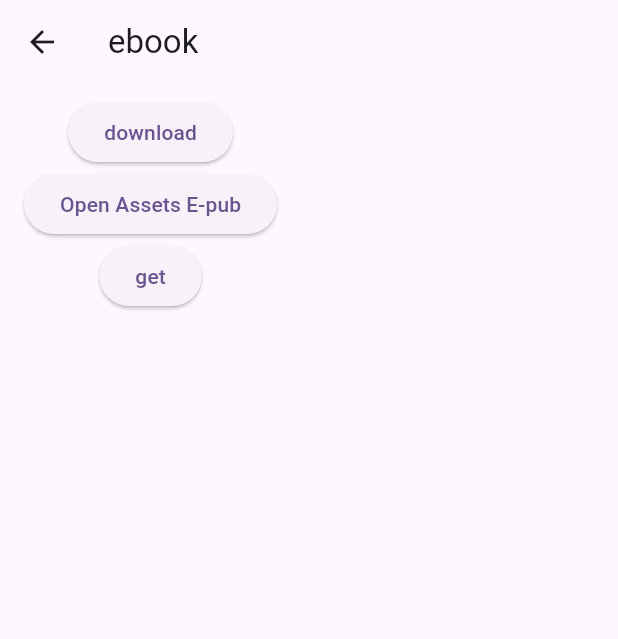
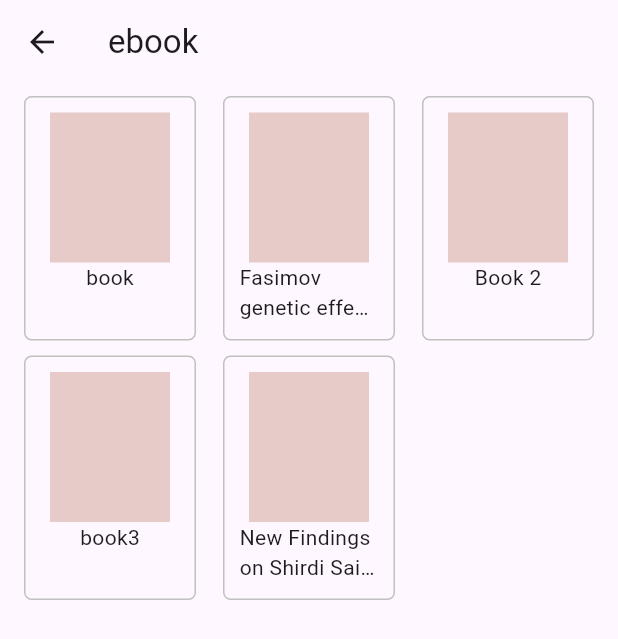
Before and after one commit to streamwayin/temple_app, a Flutter app: the EbookScreen screen opened by its route, on a phone screen of 412 x 824 dp. Shown: the top 639 px of the screen. Run offline on Flutter 3.47's test engine with Material 2 defaults, Android fonts, the phone set to English and light mode, and no system bars; our stand-ins replace bloc, cached_network_image, cloud_firestore, dio, equatable, firebase_auth and 12 more; missing offline and left inert: audio_session, epub_view, fl_country_code_picker, gif_view, rotation_check, wallpaper; accounts and stored records are empty; statements that could not run were skipped.

Commit message:
change font size && List ebooks && do not download if already downloaded && started doing loading

```diff
--- a/lib/constants.dart
+++ b/lib/constants.dart
@@ -1,6 +1,7 @@
 // ignore_for_file: non_constant_identifier_names
 
 String OFFLINE_DOWNLOADED_SONG_LIST_KEY = 'offline_downloaded_songs';
+String OFFLINE_DOWNLOADED_EPUB_BOOKS_LIST_KEY = 'offline_downloaded_ebooks';
 String DOWNLOADED_TRACK_JSON = 'downloaded_track_json';
 List<String> wallpaperImagesList = [
   'https://firebasestorage.googleapis.com/v0/b/temple-app-b30a8.appspot.com/o/hanuman-with-lord-ram-and-sita-hanuman-lord-ram-sita-bhakti-thumbnail.jpg?alt=media&token=9154a6f0-d6bc-4ece-9e89-37d4c6ee4982',
--- a/lib/features/ebook/ebook_list/bloc/ebook_event.dart
+++ b/lib/features/ebook/ebook_list/bloc/ebook_event.dart
@@ -9,4 +9,10 @@ class EbookEvent extends Equatable {
 
 class FetchEpubListEvent extends EbookEvent {}
 
-class DownloadBookEvent extends EbookEvent {}
+class DownloadBookEvent extends EbookEvent {
+  final int index;
+
+  const DownloadBookEvent({
+    required this.index,
+  });
+}
--- a/lib/features/ebook/ebook_list/bloc/ebook_state.dart
+++ b/lib/features/ebook/ebook_list/bloc/ebook_state.dart
@@ -4,23 +4,42 @@ class EbookState extends Equatable {
   final bool loading;
   final File? downloadedFilePath;
   final List<EbookModel> booksList;
-  const EbookState(
-      {this.loading = false,
-      this.downloadedFilePath,
-      this.booksList = const []});
+  final String? message;
+  final Map<String, String> downloadEbookMap;
+  final String? pathString;
+  const EbookState({
+    this.loading = false,
+    this.downloadedFilePath,
+    this.booksList = const [],
+    this.message,
+    this.downloadEbookMap = const {},
+    this.pathString,
+  });
 
   @override
-  List<Object?> get props => [loading, downloadedFilePath, booksList];
+  List<Object?> get props => [
+        loading,
+        downloadedFilePath,
+        booksList,
+        message,
+        downloadEbookMap,
+        pathString
+      ];
 
   EbookState copyWith({
     bool? loading,
     File? downloadedFilePath,
     List<EbookModel>? booksList,
+    String? message,
+    Map<String, String>? downloadEbookMap,
+    String? pathString,
   }) {
     return EbookState(
-      loading: loading ?? this.loading,
-      downloadedFilePath: downloadedFilePath ?? this.downloadedFilePath,
-      booksList: booksList ?? this.booksList,
-    );
+        loading: loading ?? this.loading,
+        downloadedFilePath: downloadedFilePath ?? this.downloadedFilePath,
+        booksList: booksList ?? this.booksList,
+        message: this.message,
+        downloadEbookMap: downloadEbookMap ?? this.downloadEbookMap,
+        pathString: pathString);
   }
 }
--- a/lib/features/ebook/ebook_list/screens/ebook_screen.dart
+++ b/lib/features/ebook/ebook_list/screens/ebook_screen.dart
@@ -1,10 +1,8 @@
-import 'package:epub_view/epub_view.dart';
 import 'package:flutter/material.dart';
 import 'package:flutter_bloc/flutter_bloc.dart';
 import 'package:temple_app/features/ebook/ebook_view/bloc/epub_viewer_bloc.dart';
 import 'package:temple_app/features/ebook/ebook_view/epub_viewer_screen.dart';
 
-import '../../../../repositories/epub_repository.dart';
 import '../bloc/ebook_bloc.dart';
 
 class EbookScreen extends StatelessWidget {
@@ -13,61 +11,87 @@ class EbookScreen extends StatelessWidget {
   @override
   Widget build(BuildContext context) {
     EbookBloc ebookBloc = context.read<EbookBloc>();
-    return BlocBuilder<EbookBloc, EbookState>(
+    return BlocConsumer<EbookBloc, EbookState>(
+      listener: (BuildContext context, EbookState state) {
+        if (state.pathString != null) {
+          context
+              .read<EpubViewerBloc>()
+              .add(EpubViewerInitialEvent(path: state.pathString!));
+          Navigator.pushNamed(context, EpubViwerScreen.routeName);
+        }
+      },
       builder: (context, state) {
         return Scaffold(
           appBar: AppBar(title: const Text('ebook')),
-          body: Padding(
-            padding:
-                const EdgeInsets.symmetric(horizontal: 16.0).copyWith(top: 8),
+          body: Stack(
+            children: [
+              Padding(
+                padding: const EdgeInsets.symmetric(horizontal: 16.0)
+                    .copyWith(top: 8),
                 child: Column(
                   children: [
-                ElevatedButton(
-                  onPressed: () {
-                    ebookBloc.add(DownloadBookEvent());
+                    Expanded(
+                      child: GridView.builder(
+                        itemCount: state.booksList.length,
+                        gridDelegate:
+                            const SliverGridDelegateWithFixedCrossAxisCount(
+                                crossAxisCount: 3,
+                                crossAxisSpacing: 18,
+                                mainAxisSpacing: 10,
+                                mainAxisExtent: 163),
+                        itemBuilder: (context, index) {
+                          var item = state.booksList[index];
+                          return Container(
+                            decoration: BoxDecoration(
+                              border: Border.all(
+                                width: 1,
+                                color: const Color.fromARGB(255, 192, 192, 192),
+                              ),
+                              borderRadius: BorderRadius.circular(5),
+                            ),
+                            padding: const EdgeInsets.all(10),
+                            child: Center(
+                              child: InkWell(
+                                onTap: () {
+                                  ebookBloc
+                                      .add(DownloadBookEvent(index: index));
                                 },
-                  child: const Text('download'),
+                                child: SizedBox(
+                                  height: 150,
+                                  child: Column(
+                                    mainAxisAlignment: MainAxisAlignment.start,
+                                    mainAxisSize: MainAxisSize.min,
+                                    children: [
+                                      Container(
+                                        height: 100,
+                                        width: 80,
+                                        decoration: const BoxDecoration(
+                                          border: Border(),
+                                          color: Color.fromARGB(
+                                              255, 231, 203, 201),
                                         ),
-                ElevatedButton(
-                  onPressed: () async {
-                    context
-                        .read<EpubViewerBloc>()
-                        .add(EpubViewerInitialEvent());
-                    Navigator.pushNamed(context, EpubViwerScreen.routeName);
-                    // VocsyEpub.setConfig(
-                    //   themeColor: Theme.of(context).primaryColor,
-                    //   identifier: "iosBook",
-                    //   scrollDirection: EpubScrollDirection.ALLDIRECTIONS,
-                    //   allowSharing: true,
-                    //   enableTts: true,
-                    //   nightMode: true,
-                    // );
-                    // // get current locator
-                    // VocsyEpub.locatorStream.listen((locator) {
-                    //   print('LOCATOR: $locator');
-                    // });
-                    // await VocsyEpub.openAsset(
-                    //   'assets/images/ebooks/gaban_mob.epub',
-                    //   lastLocation: EpubLocator.fromJson({
-                    //     "bookId": "2239",
-                    //     "href": "/OEBPS/ch06.xhtml",
-                    //     "created": 1539934158390,
-                    //     "locations": {
-                    //       "cfi": "epubcfi(/0!/4/4[simple_book]/2/2/6)"
-                    //     }
-                    //   }),
-                    // );
-                  },
-                  child: const Text('Open Assets E-pub'),
                                       ),
-                ElevatedButton(
-                    onPressed: () {
-                      EpubRepository epubRepository = EpubRepository();
-                      epubRepository.getEpubListFromWeb();
-                    },
-                    child: Text("get"))
+                                      Text(
+                                        item.name,
+                                        maxLines: 2,
+                                        style: const TextStyle(
+                                          overflow: TextOverflow.ellipsis,
+                                        ),
+                                      ),
                                     ],
                                   ),
+                                ),
+                              ),
+                            ),
+                          );
+                        },
+                      ),
+                    ),
+                  ],
+                ),
+              ),
+              (state.loading == true) ? const Text('data') : const SizedBox()
+            ],
           ),
         );
       },
--- a/lib/features/ebook/ebook_view/bloc/epub_viewer_event.dart
+++ b/lib/features/ebook/ebook_view/bloc/epub_viewer_event.dart
@@ -7,7 +7,11 @@ class EpubViewerEvent extends Equatable {
   List<Object> get props => [];
 }
 
-class EpubViewerInitialEvent extends EpubViewerEvent {}
+class EpubViewerInitialEvent extends EpubViewerEvent {
+  final String path;
+
+  const EpubViewerInitialEvent({required this.path});
+}
 
 class AddNewBookmarkEvent extends EpubViewerEvent {
   final String bookmarkName;
@@ -22,3 +26,13 @@ class GoTobookmark extends EpubViewerEvent {
 
   const GoTobookmark({required this.bookmarkMap});
 }
+
+class ChangeFontSizeEvent extends EpubViewerEvent {
+  final bool increase;
+  final bool decrease;
+
+  const ChangeFontSizeEvent({
+    this.increase = false,
+    this.decrease = false,
+  });
+}
--- a/lib/features/ebook/ebook_view/bloc/epub_viewer_state.dart
+++ b/lib/features/ebook/ebook_view/bloc/epub_viewer_state.dart
@@ -11,26 +11,32 @@ class EpubViewerState extends Equatable {
   final EpubViewerStatus status;
   final List<Map<String, String>> bookmaks;
   final String? message;
+  final double fontSize;
+
   const EpubViewerState(
       {this.epubReaderController,
       this.status = EpubViewerStatus.loading,
       this.bookmaks = const [],
-      this.message});
+      this.message,
+      this.fontSize = 16.0});
 
   @override
-  List<Object?> get props => [epubReaderController, status, bookmaks, message];
+  List<Object?> get props =>
+      [epubReaderController, status, bookmaks, message, fontSize];
 
   EpubViewerState copyWith({
     EpubController? epubReaderController,
     EpubViewerStatus? status,
     List<Map<String, String>>? bookmaks,
     String? message,
+    double? fontSize,
   }) {
     return EpubViewerState(
       epubReaderController: epubReaderController ?? this.epubReaderController,
       status: status ?? this.status,
       bookmaks: bookmaks ?? this.bookmaks,
       message: message,
+      fontSize: fontSize ?? this.fontSize,
     );
   }
 }
```
Also changed, not shown: lib/features/ebook/ebook_list/bloc/ebook_bloc.dart (+45 -22 lines), lib/features/ebook/ebook_view/bloc/epub_viewer_bloc.dart (+16 -3 lines), lib/features/ebook/ebook_view/epub_viewer_screen.dart (+112 -52 lines). Lines whose indentation alone changed are shown as unchanged.
